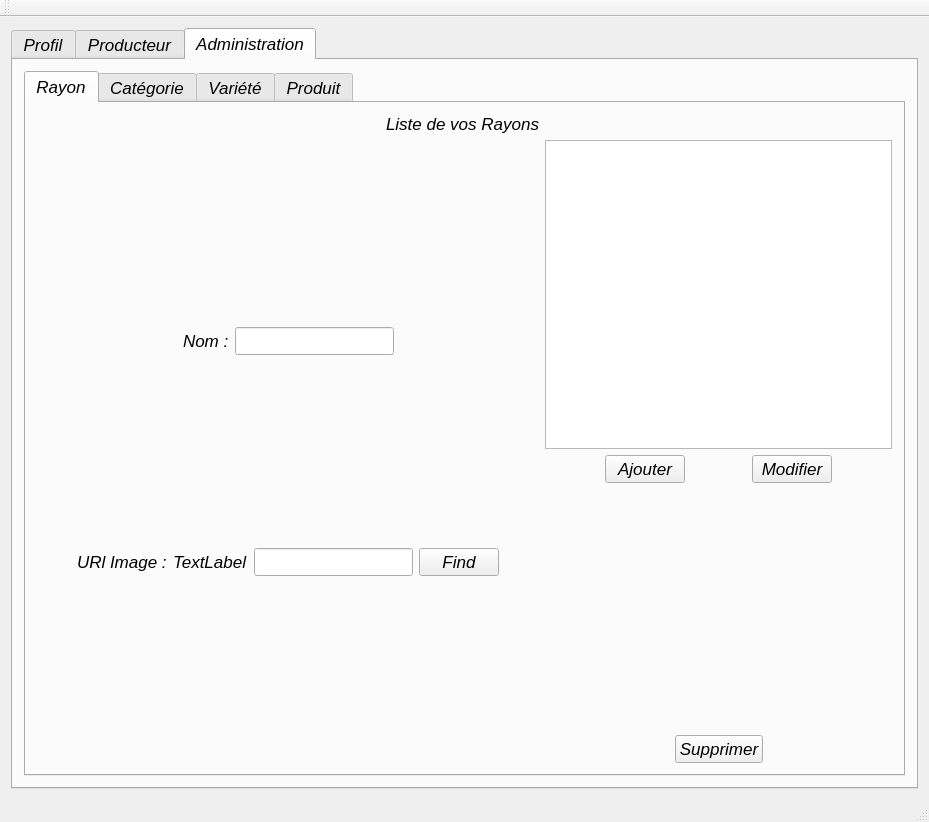
Above: mainwindow.ui from xXRem08Xx/NewWorld_BackOffice before the change. Below: the same form after it.
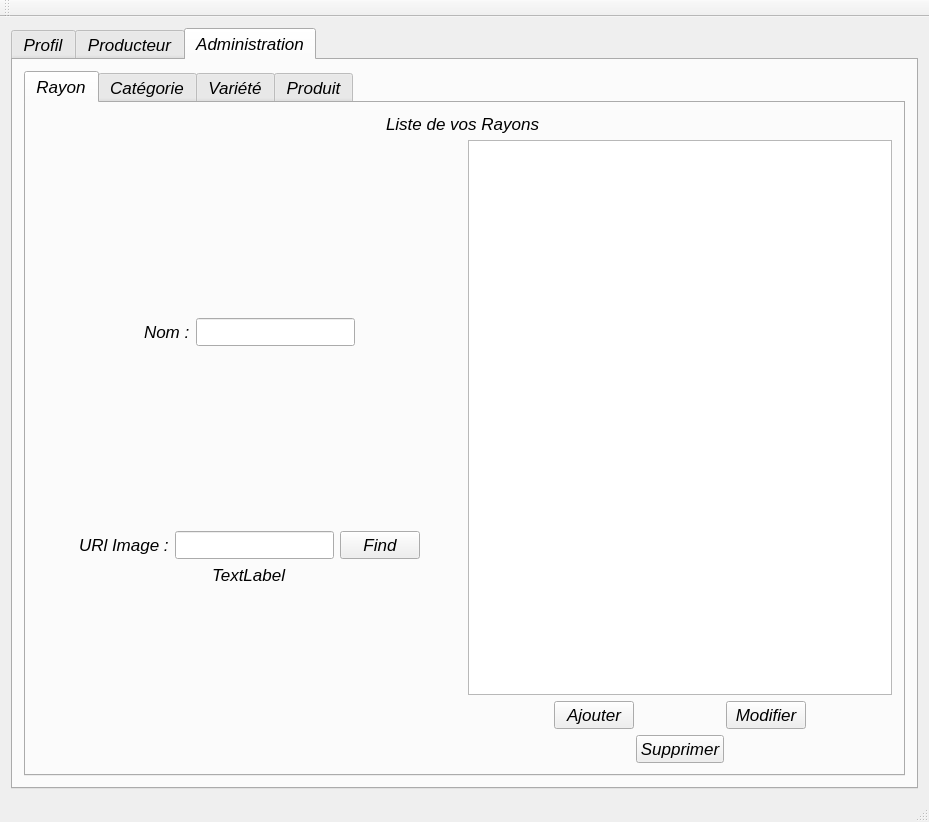
That is the form after the change. The open tabs and pages were chosen to show the change. Icons and pictures are not drawn.

Commit message: modification de l'interface graphique

```diff
--- a/mainwindow.ui
+++ b/mainwindow.ui
@@ -1706,7 +1706,20 @@
             <item>
              <layout class="QHBoxLayout" name="horizontalLayout_52">
               <item>
-               <layout class="QVBoxLayout" name="verticalLayout_32">
+               <layout class="QVBoxLayout" name="verticalLayout_16">
+                <item>
+                 <spacer name="verticalSpacer_23">
+                  <property name="orientation">
+                   <enum>Qt::Vertical</enum>
+                  </property>
+                  <property name="sizeHint" stdset="0">
+                   <size>
+                    <width>20</width>
+                    <height>40</height>
+                   </size>
+                  </property>
+                 </spacer>
+                </item>
                 <item>
                  <layout class="QHBoxLayout" name="horizontalLayout_53">
                   <item>
@@ -1748,7 +1761,20 @@
                  </layout>
                 </item>
                 <item>
-                 <layout class="QHBoxLayout" name="horizontalLayout_59">
+                 <spacer name="verticalSpacer_22">
+                  <property name="orientation">
+                   <enum>Qt::Vertical</enum>
+                  </property>
+                  <property name="sizeHint" stdset="0">
+                   <size>
+                    <width>20</width>
+                    <height>40</height>
+                   </size>
+                  </property>
+                 </spacer>
+                </item>
+                <item>
+                 <layout class="QHBoxLayout" name="horizontalLayout_25">
                   <item>
                    <spacer name="horizontalSpacer_105">
                     <property name="orientation">
@@ -1769,13 +1795,6 @@
                     </property>
                    </widget>
                   </item>
-                  <item>
-                   <widget class="QLabel" name="label_image">
-                    <property name="text">
-                     <string>TextLabel</string>
-                    </property>
-                   </widget>
-                  </item>
                   <item>
                    <widget class="QLineEdit" name="lineEdit_URLImageRayon"/>
                   </item>
@@ -1801,6 +1820,56 @@
                   </item>
                  </layout>
                 </item>
+                <item>
+                 <layout class="QHBoxLayout" name="horizontalLayout_23">
+                  <item>
+                   <spacer name="horizontalSpacer_37">
+                    <property name="orientation">
+                     <enum>Qt::Horizontal</enum>
+                    </property>
+                    <property name="sizeHint" stdset="0">
+                     <size>
+                      <width>40</width>
+                      <height>20</height>
+                     </size>
+                    </property>
+                   </spacer>
+                  </item>
+                  <item>
+                   <widget class="QLabel" name="label_image">
+                    <property name="text">
+                     <string>TextLabel</string>
+                    </property>
+                   </widget>
+                  </item>
+                  <item>
+                   <spacer name="horizontalSpacer_39">
+                    <property name="orientation">
+                     <enum>Qt::Horizontal</enum>
+                    </property>
+                    <property name="sizeHint" stdset="0">
+                     <size>
+                      <width>40</width>
+                      <height>20</height>
+                     </size>
+                    </property>
+                   </spacer>
+                  </item>
+                 </layout>
+                </item>
+                <item>
+                 <spacer name="verticalSpacer_24">
+                  <property name="orientation">
+                   <enum>Qt::Vertical</enum>
+                  </property>
+                  <property name="sizeHint" stdset="0">
+                   <size>
+                    <width>20</width>
+                    <height>40</height>
+                   </size>
+                  </property>
+                 </spacer>
+                </item>
                </layout>
               </item>
               <item>
@@ -1874,19 +1943,6 @@
                     </item>
                    </layout>
                   </item>
-                  <item>
-                   <spacer name="verticalSpacer_22">
-                    <property name="orientation">
-                     <enum>Qt::Vertical</enum>
-                    </property>
-                    <property name="sizeHint" stdset="0">
-                     <size>
-                      <width>20</width>
-                      <height>40</height>
-                     </size>
-                    </property>
-                   </spacer>
-                  </item>
                   <item>
                    <layout class="QHBoxLayout" name="horizontalLayout_61">
                     <item>
```
Left out of the diff: 32 changed lines with no effect on the pictures. The commit also changes 1 other file.
